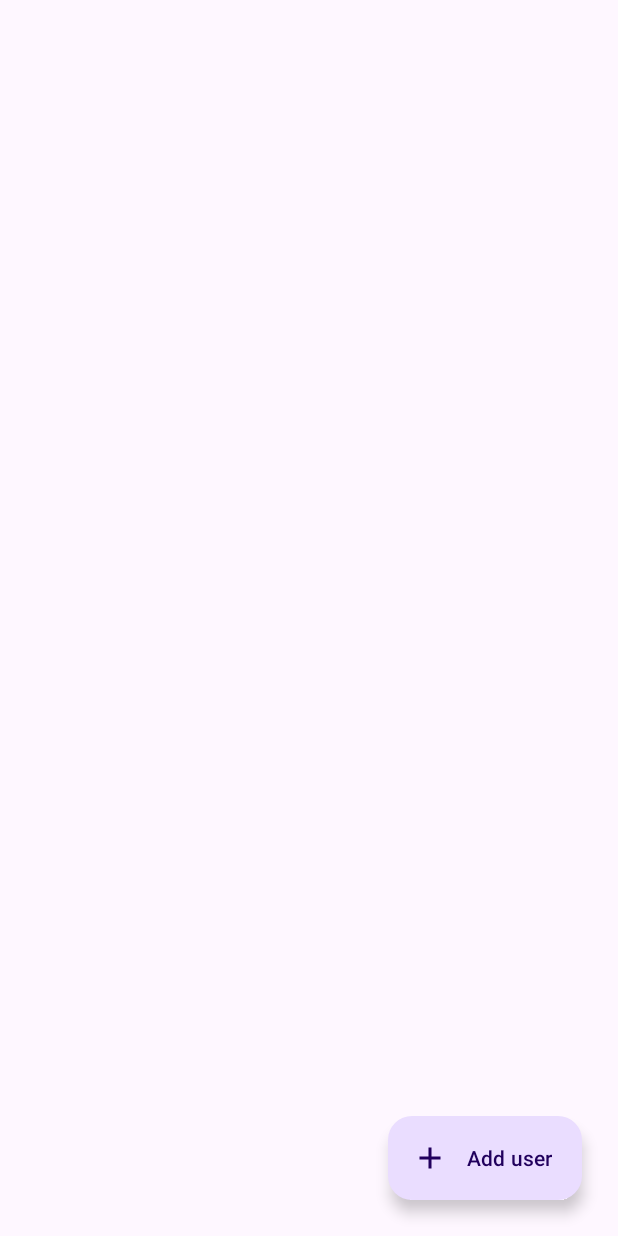
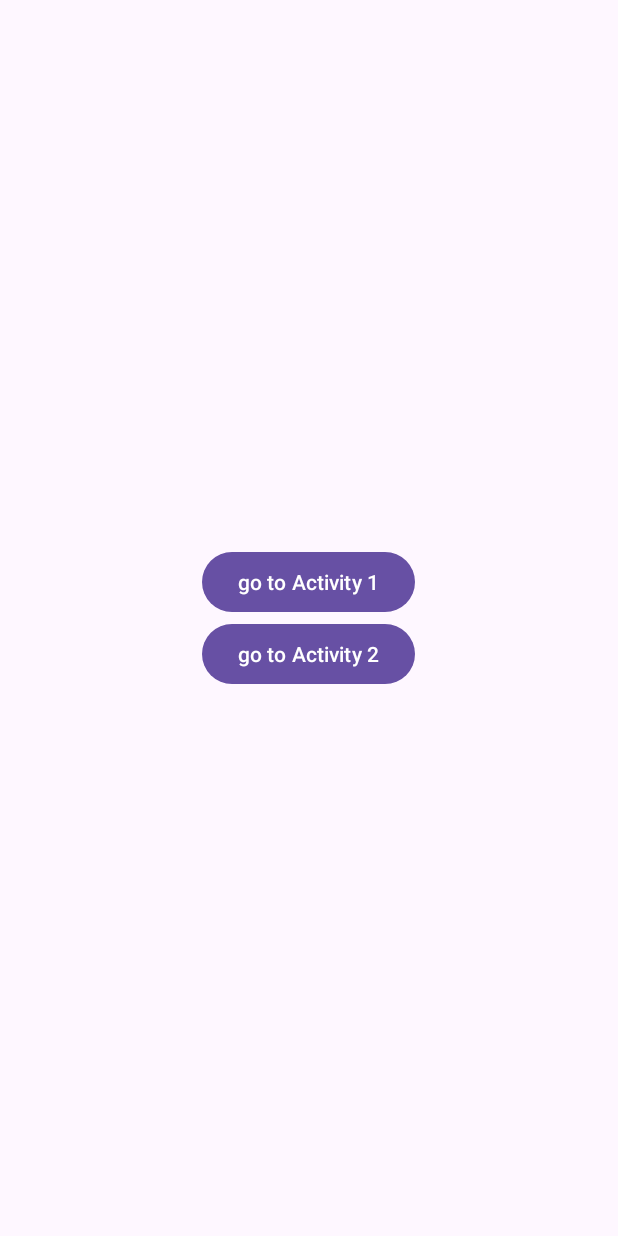
Before and after one commit to that1angrykraken/AndroidEp1, an Android app: the screen it shows after launch (MainActivity), on a phone screen of 412 x 824 dp. Run offline under Robolectric (Android 15) with nearby library versions, the phone set to English and light mode, and no system bars.

Commit message:
`Fragment`

```diff
--- a/app/build.gradle.kts
+++ b/app/build.gradle.kts
@@ -43,6 +43,7 @@ dependencies {
     implementation("androidx.activity:activity-ktx:1.7.2")
     implementation("androidx.fragment:fragment-ktx:1.6.1")
     implementation("androidx.lifecycle:lifecycle-viewmodel-ktx:2.6.2")
+    implementation("androidx.navigation:navigation-fragment-ktx:2.6.0")
 
     implementation("androidx.core:core-ktx:1.9.0")
     implementation("androidx.appcompat:appcompat:1.6.1")
--- a/app/src/main/java/seamonster/kraken/androidep1/ListUserAdapter.kt
+++ /dev/null
@@ -1,34 +0,0 @@
-package seamonster.kraken.androidep1
-
-import android.util.Log
-import android.view.LayoutInflater
-import android.view.ViewGroup
-import androidx.recyclerview.widget.RecyclerView
-import seamonster.kraken.androidep1.databinding.ListItemBinding
-
-class ListUserAdapter(var data: List<User> = ArrayList()) :
-    RecyclerView.Adapter<ListUserAdapter.ViewHolder>() {
-
-    override fun onCreateViewHolder(parent: ViewGroup, viewType: Int): ViewHolder {
-        val inflater = LayoutInflater.from(parent.context)
-        val binding = ListItemBinding.inflate(inflater, parent, false)
-        return ViewHolder(binding)
-    }
-
-    override fun getItemCount(): Int {
-        return data.size
-    }
-
-    override fun onBindViewHolder(holder: ViewHolder, position: Int) {
-        val currentItem = data[position]
-        holder.bind(currentItem)
-        Log.d("Adapter", "onBindViewHolder: $position")
-    }
-
-    inner class ViewHolder(private val binding: ListItemBinding) : RecyclerView.ViewHolder(binding.root) {
-        fun bind(user: User) {
-            binding.textUserName.text = user.name
-            binding.textAgeAndGender.text = "${user.age}, ${user.gender}"
-        }
-    }
-}
--- a/app/src/main/java/seamonster/kraken/androidep1/MainActivity.kt
+++ b/app/src/main/java/seamonster/kraken/androidep1/MainActivity.kt
@@ -1,19 +1,12 @@
 package seamonster.kraken.androidep1
 
-import android.app.Dialog
+import android.content.Intent
 import android.os.Bundle
-import android.util.Log
-import androidx.activity.viewModels
 import androidx.appcompat.app.AppCompatActivity
-import androidx.lifecycle.ViewModelProvider
-import androidx.recyclerview.widget.LinearLayoutManager
-import androidx.recyclerview.widget.RecyclerView.LayoutManager
 import seamonster.kraken.androidep1.databinding.ActivityMainBinding
-import seamonster.kraken.androidep1.databinding.DialogAddUserBinding
 
 class MainActivity : AppCompatActivity() {
     private lateinit var binding: ActivityMainBinding
-    private lateinit var viewModel: MainViewModel
 
     companion object {
         private const val TAG = "MainActivity"
@@ -21,35 +14,14 @@ class MainActivity : AppCompatActivity() {
 
     override fun onCreate(savedInstanceState: Bundle?) {
         super.onCreate(savedInstanceState)
-        viewModel = ViewModelProvider(this)[MainViewModel::class.java]
         binding = ActivityMainBinding.inflate(layoutInflater)
         setContentView(binding.root)
 
-        val adapter = ListUserAdapter()
-        binding.rvListUser.adapter = adapter
-        binding.rvListUser.layoutManager = LinearLayoutManager(this)
-        viewModel.userList.observeForever {
-            adapter.data = it
-            adapter.notifyDataSetChanged()
-            Log.d(TAG, "observer: updated, ${it.size}")
+        binding.buttonNavigate1.setOnClickListener {
+            startActivity(Intent(this, Activity1::class.java))
         }
-
-        binding.fabAddUser.setOnClickListener {
-            val dialog = Dialog(this)
-            val dialogBinding = DialogAddUserBinding.inflate(dialog.layoutInflater)
-            dialogBinding.buttonCloseDialog.setOnClickListener {
-                dialog.dismiss()
-                adapter.notifyDataSetChanged()
-            }
-            dialogBinding.buttonAddUser.setOnClickListener {
-                val userName = dialogBinding.textUserName.text.toString()
-                val userAge = dialogBinding.textUserAge.text.toString().toInt()
-                val userGender = dialogBinding.textUserGender.text.toString()
-                viewModel.addUser(User(userName, userAge, userGender))
-                Log.d(TAG, "buttonAddUser: clicked $userName $userAge $userGender")
-            }
-            dialog.setContentView(dialogBinding.root)
-            dialog.show()
+        binding.buttonNavigate2.setOnClickListener {
+            startActivity(Intent(this, Activity2::class.java))
         }
     }
 }
--- a/app/src/main/java/seamonster/kraken/androidep1/MainViewModel.kt
+++ /dev/null
@@ -1,19 +0,0 @@
-package seamonster.kraken.androidep1
-
-import android.util.Log
-import androidx.lifecycle.MutableLiveData
-import androidx.lifecycle.ViewModel
-
-class MainViewModel : ViewModel() {
-    private val _userList = ArrayList<User>()
-
-    val userList = MutableLiveData(_userList)
-    companion object {
-        private const val TAG = "MainViewModel"
-    }
-
-    fun addUser(user: User) {
-        userList.value = _userList.apply { add(user) }
-        Log.d(TAG, "addUser: list length = ${userList.value?.size}")
-    }
-}
--- a/app/src/main/java/seamonster/kraken/androidep1/User.kt
+++ /dev/null
@@ -1,3 +0,0 @@
-package seamonster.kraken.androidep1
-
-data class User(val name: String, val age: Int, val gender: String)
--- a/app/src/main/res/layout/activity_main.xml
+++ b/app/src/main/res/layout/activity_main.xml
@@ -1,26 +1,23 @@
 <?xml version="1.0" encoding="utf-8"?>
-<androidx.constraintlayout.widget.ConstraintLayout xmlns:android="http://schemas.android.com/apk/res/android"
+<LinearLayout xmlns:android="http://schemas.android.com/apk/res/android"
     xmlns:app="http://schemas.android.com/apk/res-auto"
     xmlns:tools="http://schemas.android.com/tools"
     android:layout_width="match_parent"
     android:layout_height="match_parent"
+    android:orientation="vertical"
+    android:gravity="center"
     tools:context=".MainActivity">
 
-    <androidx.recyclerview.widget.RecyclerView
-        android:id="@+id/rvListUser"
-        android:layout_width="match_parent"
-        android:layout_height="match_parent"
-        android:clipToPadding="false"
-        android:paddingBottom="100dp" />
-
-    <com.google.android.material.floatingactionbutton.ExtendedFloatingActionButton
-        android:id="@+id/fabAddUser"
+    <com.google.android.material.button.MaterialButton
+        android:id="@+id/buttonNavigate1"
         android:layout_width="wrap_content"
         android:layout_height="wrap_content"
-        android:layout_margin="24dp"
-        android:text="Add user"
-        app:icon="@drawable/baseline_add_24"
-        app:layout_constraintBottom_toBottomOf="parent"
-        app:layout_constraintEnd_toEndOf="parent" />
+        android:text="go to Activity 1"/>
 
-</androidx.constraintlayout.widget.ConstraintLayout>
+    <com.google.android.material.button.MaterialButton
+        android:id="@+id/buttonNavigate2"
+        android:layout_width="wrap_content"
+        android:layout_height="wrap_content"
+        android:text="go to Activity 2"/>
+
+</LinearLayout>
--- a/app/src/main/res/values/strings.xml
+++ b/app/src/main/res/values/strings.xml
@@ -1,3 +1,5 @@
 <resources>
     <string name="app_name">Basic Android</string>
+    <!-- TODO: Remove or change this placeholder text -->
+    <string name="hello_blank_fragment">Hello blank fragment</string>
 </resources>
```
Also changed, not shown: app/src/main/AndroidManifest.xml (+7 -3 lines), app/src/main/java/seamonster/kraken/androidep1/Activity1.kt (added, +28 -0 lines), app/src/main/java/seamonster/kraken/androidep1/Activity2.kt (added, +20 -0 lines), app/src/main/java/seamonster/kraken/androidep1/FragmentA.kt (added, +63 -0 lines), app/src/main/java/seamonster/kraken/androidep1/FragmentB.kt (added, +59 -0 lines), app/src/main/res/layout/activity_1.xml (added, +25 -0 lines), app/src/main/res/layout/activity_2.xml (added, +24 -0 lines), app/src/main/res/layout/dialog_add_user.xml (deleted, +0 -90 lines), app/src/main/res/layout/fragment_a.xml (added, +14 -0 lines), app/src/main/res/layout/fragment_b.xml (added, +14 -0 lines), app/src/main/res/layout/list_item.xml (deleted, +0 -33 lines), app/src/main/res/navigation/nav_graph.xml (added, +26 -0 lines), app/src/main/res/values/arrays.xml (deleted, +0 -8 lines).
